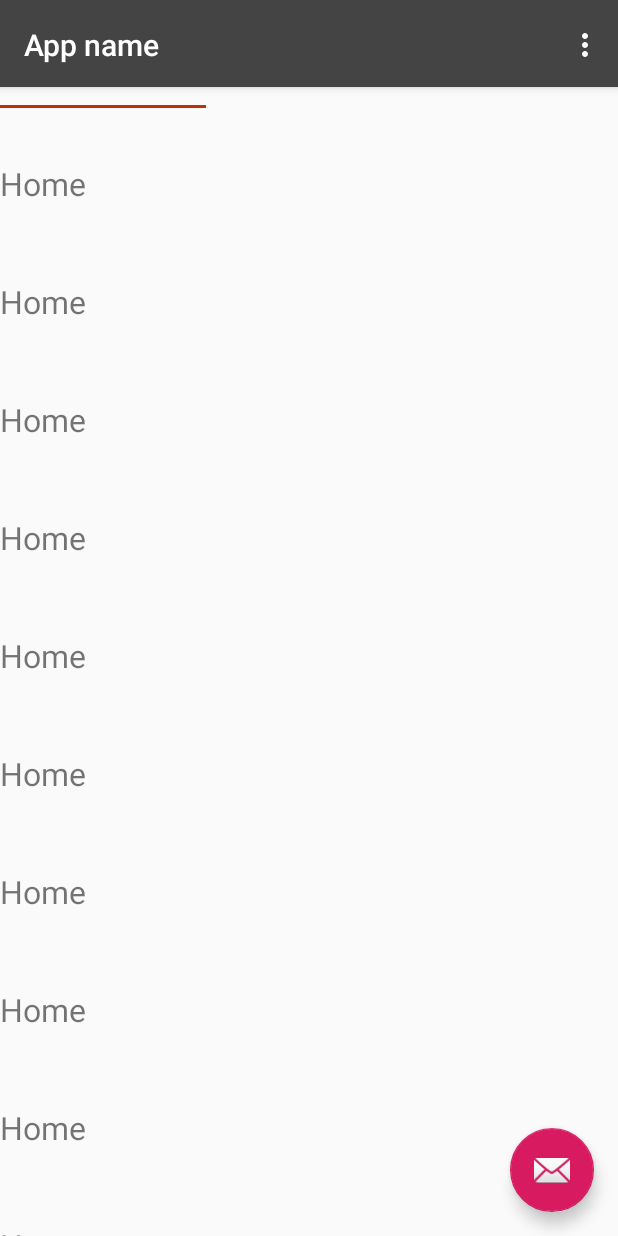
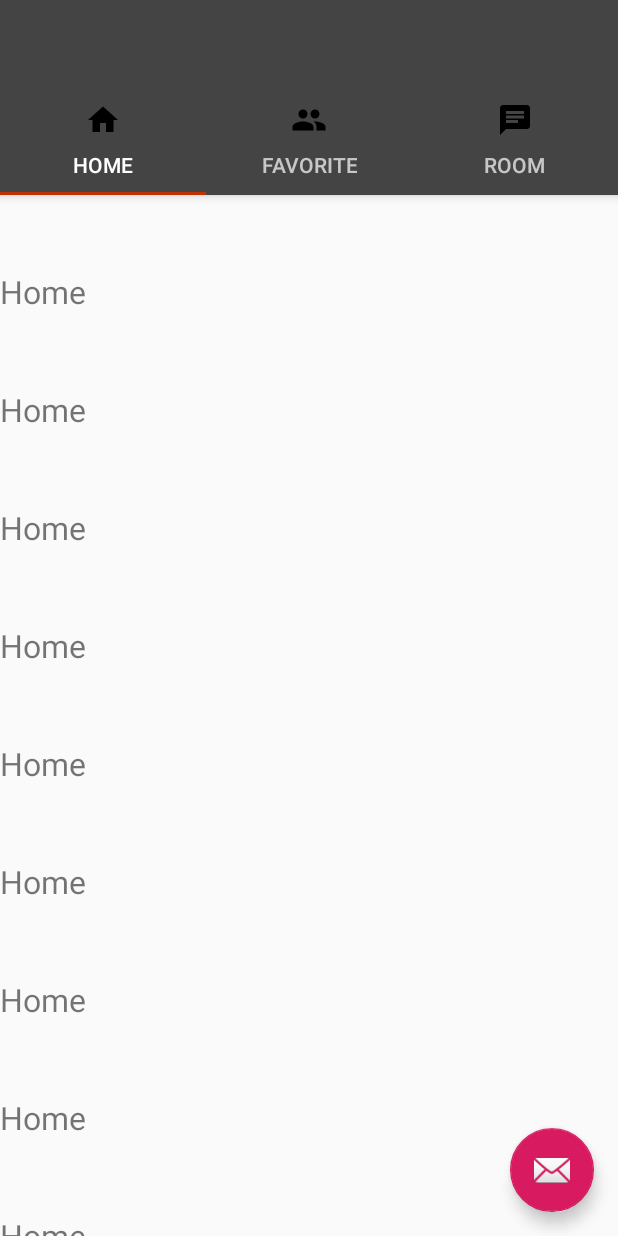
Before and after one commit to hamani97/freetalk2, an Android app: the screen it shows after launch (MainActivity), on a phone screen of 412 x 824 dp. Run offline under Robolectric (Android 15) with nearby library versions, the phone set to English and light mode, and no system bars; 1 statement that could not run was skipped.

Commit message:
freetalk2 create

```diff
--- a/app/src/main/res/layout/activity_main.xml
+++ b/app/src/main/res/layout/activity_main.xml
@@ -15,24 +15,33 @@
             android:paddingTop="@dimen/appbar_padding_top"
             android:theme="@style/AppTheme.AppBarOverlay">
 
-        <android.support.v7.widget.Toolbar
+        <android.support.design.widget.CollapsingToolbarLayout
             android:id="@+id/toolbar"
-                app:title="@string/app_name"
             android:layout_width="match_parent"
             android:layout_height="?attr/actionBarSize"
-                android:layout_weight="1"
-                android:background="?attr/colorPrimary"
-                app:popupTheme="@style/AppTheme.PopupOverlay"
-                app:layout_scrollFlags="scroll|enterAlways">
-        </android.support.v7.widget.Toolbar>
+            app:layout_scrollFlags="scroll|enterAlways"
+            app:layout_collapseMode="parallax">
 
-    </android.support.design.widget.AppBarLayout>
+        </android.support.design.widget.CollapsingToolbarLayout>
+        <!--<android.support.v7.widget.Toolbar-->
+                <!--android:id="@+id/toolbar"-->
+                <!--app:title="@string/app_name"-->
+                <!--android:layout_width="match_parent"-->
+                <!--android:layout_height="?attr/actionBarSize"-->
+                <!--android:layout_weight="1"-->
+                <!--android:background="?attr/colorPrimary"-->
+                <!--app:popupTheme="@style/AppTheme.PopupOverlay"-->
+                <!--app:layout_scrollFlags="scroll|enterAlways">-->
+
+        <!--</android.support.v7.widget.Toolbar>-->
 
         <android.support.design.widget.TabLayout
                 android:id="@+id/tabs"
                 app:tabIndicatorColor="#bf3203"
                 android:layout_width="match_parent"
                 android:layout_height="wrap_content"/>
+
+    </android.support.design.widget.AppBarLayout>
 
     <android.support.v4.view.ViewPager
             android:id="@+id/container"
--- a/app/src/main/res/layout/fragment_home.xml
+++ b/app/src/main/res/layout/fragment_home.xml
@@ -5,10 +5,13 @@
         android:layout_width="match_parent"
         android:layout_height="match_parent">
 
-    <ScrollView
-            android:layout_width="match_parent"
-            android:layout_height="match_parent"
-            android:fillViewport="true">
+    <android.support.v4.widget.NestedScrollView android:layout_width="match_parent"
+                                                android:layout_height="match_parent"
+                                                android:fillViewport="true">
+    <!--<ScrollView-->
+            <!--android:layout_width="match_parent"-->
+            <!--android:layout_height="match_parent"-->
+            <!--android:fillViewport="true">-->
         <LinearLayout android:layout_width="match_parent"
                       android:layout_height="wrap_content"
                       android:orientation="vertical">
@@ -85,6 +88,8 @@
                     android:text="Home"
                     android:textSize="21sp"/>
         </LinearLayout>
-    </ScrollView>
+    <!--</ScrollView>-->
+
+    </android.support.v4.widget.NestedScrollView>
 
 </LinearLayout>
```
Lines whose indentation alone changed are shown as unchanged.
